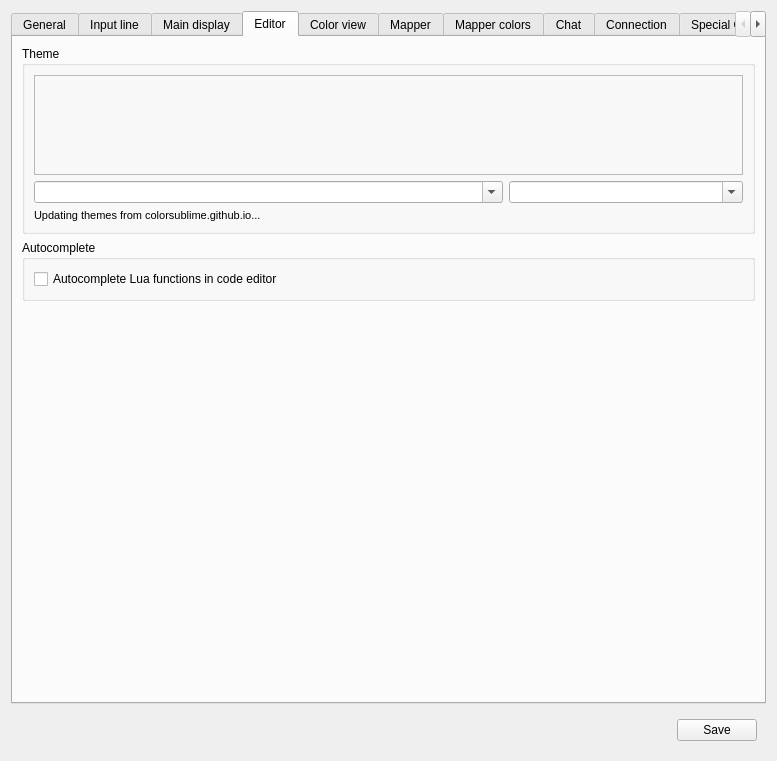
Above: src/ui/profile_preferences.ui from Mudlet/Mudlet before the change. Below: the same form after it.
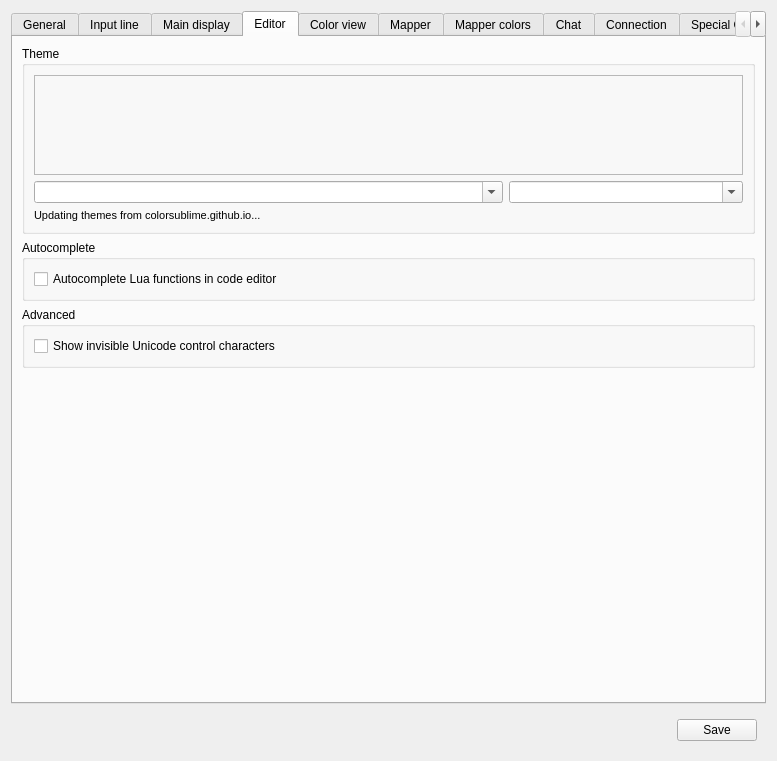
That is the form after the change. The open tabs and pages were chosen to show the change. Icons and pictures are not drawn. Custom widgets are drawn as their Qt base class.

Commit message: Add: show unicode characters which can change how code is interpreted in editor (#5650)

Diff of the .ui file:
```diff
--- a/src/ui/profile_preferences.ui
+++ b/src/ui/profile_preferences.ui
@@ -1313,6 +1313,25 @@
          </layout>
         </widget>
        </item>
+       <item>
+        <widget class="QGroupBox" name="groupBox_advancedEditor">
+         <property name="title">
+          <string>Advanced</string>
+         </property>
+         <layout class="QVBoxLayout" name="verticalLayout_groupBox_advancedEditor">
+          <item>
+           <widget class="QCheckBox" name="checkBox_showBidi">
+            <property name="toolTip">
+             <string>Shows bidirection Unicode characters which can be used to change the meaning of source code while remaining invisible to the eye</string>
+            </property>
+            <property name="text">
+             <string>Show invisible Unicode control characters</string>
+            </property>
+           </widget>
+          </item>
+         </layout>
+        </widget>
+       </item>
        <item>
         <spacer name="verticalSpacer_codeEditor">
          <property name="orientation">
```
The commit also changes 5 other files.
